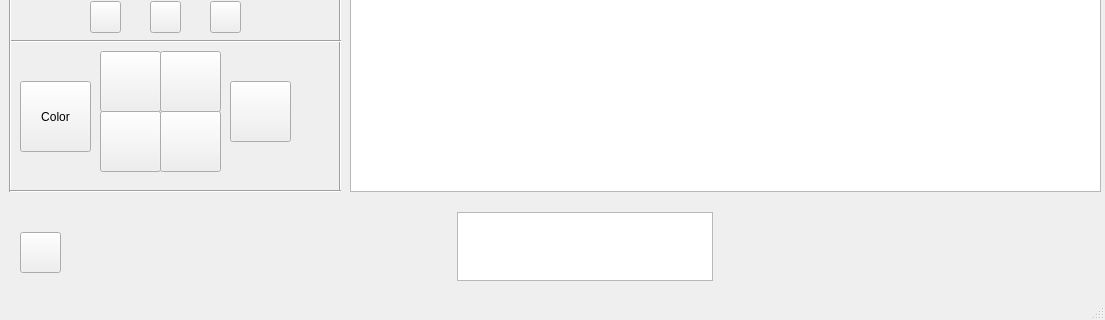
The window that TheSpritening/mainwindow.ui (pdarragh/PixelPeople) describes before a commit, drawn with Qt 5; both pictures show x 0 to 1105 and y 235 to 555 of the 1105 by 555 pixel window.
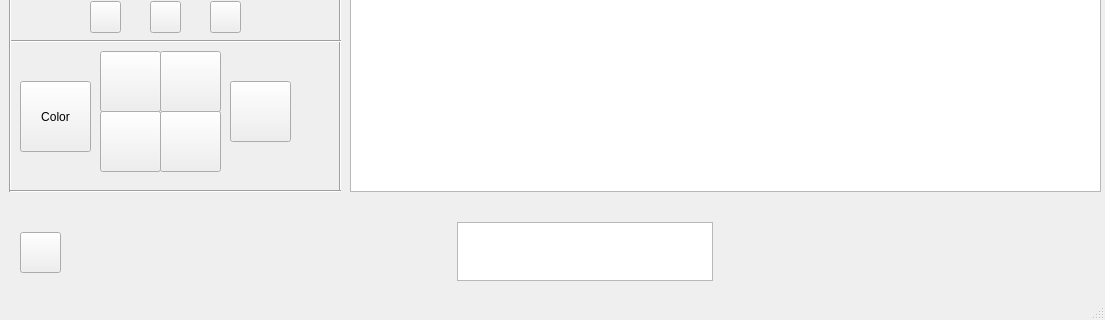
The same window after the commit. Icons and pictures are not drawn.

```diff
--- a/TheSpritening/mainwindow.ui
+++ b/TheSpritening/mainwindow.ui
@@ -294,9 +294,9 @@
     <property name="geometry">
      <rect>
       <x>70</x>
-      <y>400</y>
+      <y>410</y>
       <width>1031</width>
-      <height>91</height>
+      <height>81</height>
      </rect>
     </property>
     <layout class="QHBoxLayout" name="horizontalLayout">
```
